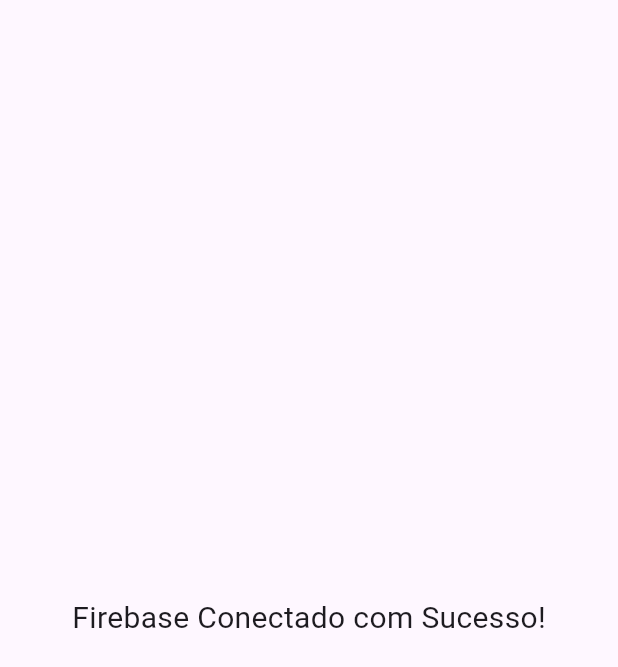
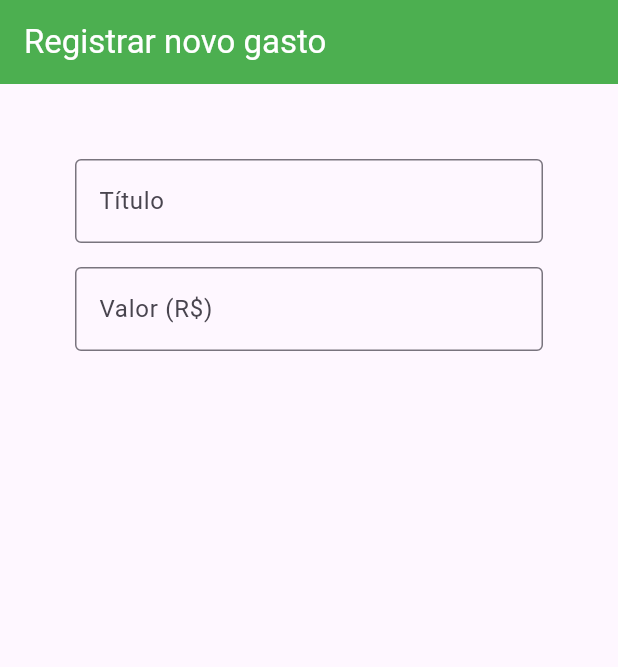
Before and after one commit to elipe1/controle_financeiro, a Flutter app: the screen it shows after launch, on a phone screen of 412 x 824 dp. Shown: the top 667 px of the screen. Run offline on Flutter 3.47's test engine with Material 3 defaults, Android fonts, the phone set to English and light mode, and no system bars; our stand-ins replace firebase_core; accounts and stored records are empty.

Commit message:
feat: início da tela de gastos

```diff
--- a/lib/main.dart
+++ b/lib/main.dart
@@ -1,6 +1,7 @@
 import 'package:flutter/material.dart';
 import 'package:firebase_core/firebase_core.dart';
 import 'firebase_options.dart';
+import 'screens/new_expense.dart';
 
 void main() async {
   // 1. Garante que o Flutter esteja pronto antes de carregar plugins
@@ -25,14 +26,7 @@ class MyApp extends StatelessWidget {
         primarySwatch: Colors.green,
         useMaterial3: true,
       ),
-      home: const Scaffold(
-        body: Center(
-          child: Text(
-            "Firebase Conectado com Sucesso!",
-            style: TextStyle(fontSize: 20),
-          ),
-        ),
-      ),
+      home: const Expense(),
     );
   }
 }
--- /dev/null
+++ b/lib/screens/new_expense.dart
@@ -0,0 +1,53 @@
+// import 'package:cloud_firestore/cloud_firestore.dart';
+import 'package:flutter/material.dart';
+
+class Expense extends StatefulWidget {
+  const Expense({super.key});
+
+  @override
+  State<Expense> createState() => _ExpenseState();
+}
+
+class _ExpenseState extends State<Expense> {
+  final TextEditingController title = TextEditingController();
+  final TextEditingController value = TextEditingController();
+  DateTime? date;
+  String? category;
+
+  @override
+  Widget build(BuildContext context) {
+    return Scaffold(
+      appBar: AppBar(
+        title: const Text('Registrar novo gasto'),
+        backgroundColor: Colors.green,
+        foregroundColor: Colors.white,
+      ),
+      body: Center(
+        child: Padding(
+          padding: const EdgeInsets.all(50),
+          child: Column(
+            mainAxisAlignment: MainAxisAlignment.start,
+            children: [
+              TextField(
+                controller: title,
+                decoration: const InputDecoration(
+                  labelText: 'Título',
+                  border: OutlineInputBorder(),
+                ),
+              ),
+              const SizedBox(height: 16),
+              TextField(
+                controller: value,
+                keyboardType: TextInputType.number,
+                decoration: const InputDecoration(
+                  labelText: 'Valor (R\$)',
+                  border: OutlineInputBorder(),
+                ),
+              ),
+            ],
+          ),
+        ),
+      ),
+    );
+  }
+}
```
